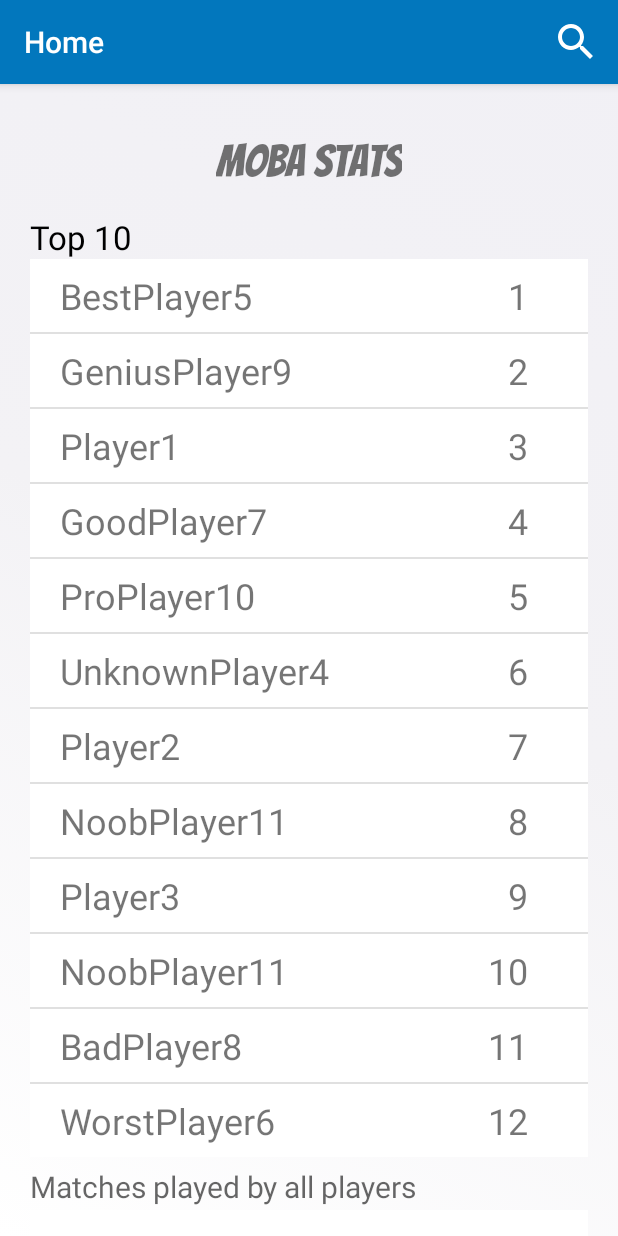
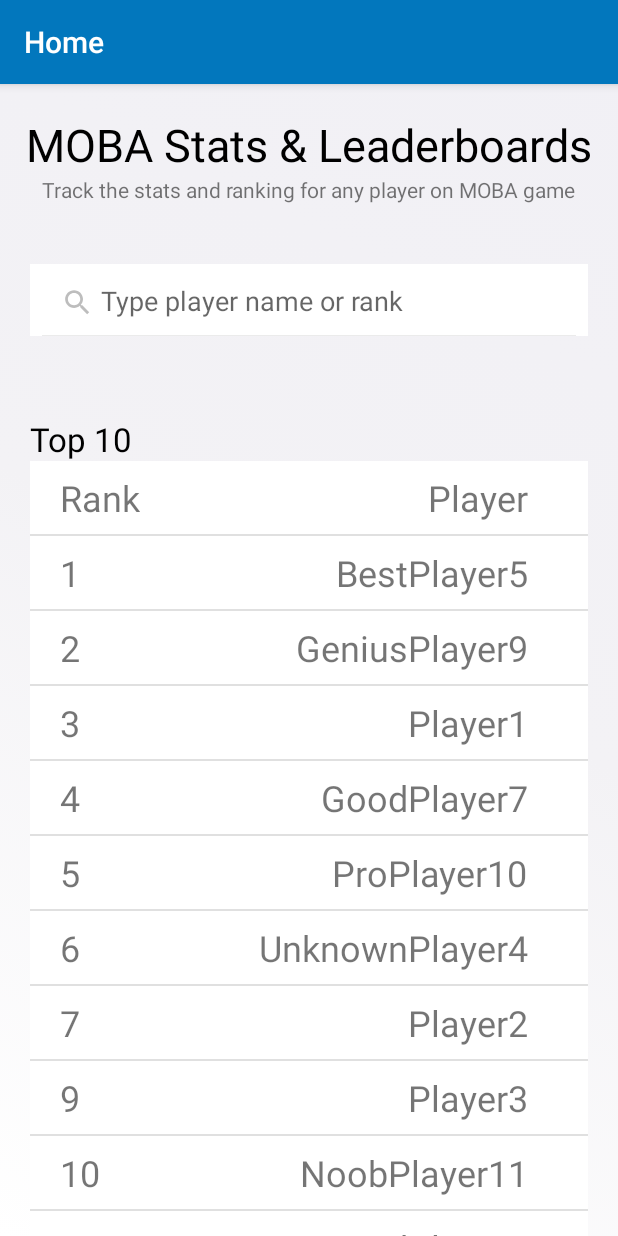
Before and after one commit to cam2332/StatsFromMOBA, an Android app: the screen it shows after launch (MainActivity), on a phone screen of 412 x 824 dp. Run offline under Robolectric (Android 15) with nearby library versions, the phone set to English and light mode, and no system bars; our stand-ins replace data binding; 2 statements that could not run were skipped.

Commit message:
Updated main layout

```diff
--- a/app/src/main/java/com/example/statsfrommoba/MainActivity.java
+++ b/app/src/main/java/com/example/statsfrommoba/MainActivity.java
@@ -4,16 +4,23 @@ import android.content.Intent;
 import android.support.v7.app.AppCompatActivity;
 import android.os.Bundle;
 import android.support.v7.widget.RecyclerView;
+import android.support.v7.widget.SearchView;
+import android.util.Log;
 import android.view.Menu;
 import android.view.MenuItem;
 import android.view.View;
 import android.support.v7.widget.Toolbar;
+import android.view.ViewGroup;
 import android.widget.AdapterView;
+import android.widget.LinearLayout;
 import android.widget.ListView;
+import android.widget.RelativeLayout;
+import android.widget.TextView;
 import android.widget.Toast;
 
 import java.util.ArrayList;
 import java.util.Collections;
+import java.util.List;
 
 public class MainActivity extends AppCompatActivity {
 
@@ -33,7 +40,7 @@ public class MainActivity extends AppCompatActivity {
 
         /*
             JDBC
-         */
+        */
         con = new Connect();
         if (con.getConnection() != null){
             Toast.makeText(MainActivity.this, "Connnected to DB", Toast.LENGTH_LONG).show();
@@ -43,25 +50,47 @@ public class MainActivity extends AppCompatActivity {
             Toast.makeText(MainActivity.this, "Not connnected to DB", Toast.LENGTH_LONG).show();
         }
 
+
         //recyclerView = (RecyclerView) findViewById(R.id.recycler_view);
 
         //LinearLayoutManager llm = new LinearLayoutManager(this);
         //recyclerView.setLayoutManager(llm);
 
-        arrayList.add(new StringPair("Player1","3"));
-        arrayList.add(new StringPair("Player2","7"));
-        arrayList.add(new StringPair("Player3","9"));
-        arrayList.add(new StringPair("UnknownPlayer4","6"));
-        arrayList.add(new StringPair("BestPlayer5","1"));
-        arrayList.add(new StringPair("WorstPlayer6","12"));
-        arrayList.add(new StringPair("GoodPlayer7", "4"));
-        arrayList.add(new StringPair("BadPlayer8", "11"));
-        arrayList.add(new StringPair("GeniusPlayer9", "2"));
-        arrayList.add(new StringPair("ProPlayer10", "5"));
-        arrayList.add(new StringPair("NoobPlayer11", "10"));
-        arrayList.add(new StringPair("NoobPlayer11", "8"));
 
-        Collections.sort(arrayList,StringPair.ValueComparator);
+        /*
+         SearchView
+         */
+        SearchView searchView = (SearchView) findViewById(R.id.main_search_view);
+        searchView.setActivated(true);
+        searchView.setQueryHint("Type player name or rank");
+        searchView.setIconified(false);
+        searchView.onActionViewExpanded();
+        searchView.clearFocus();
+        setSearchViewOnClickListener(searchView, new View.OnClickListener() {
+            @Override
+            public void onClick(View v) {
+                Toast.makeText(MainActivity.this, "Click", Toast.LENGTH_LONG).show();
+                Log.d("searchView test", "Click");
+                Intent searchScreen = new Intent(MainActivity.this,SearchPlayersActivity.class);
+                startActivityForResult(searchScreen,0);
+            }
+        });
+
+
+        arrayList.add(new StringPair("3","Player1"));
+        arrayList.add(new StringPair("7","Player2"));
+        arrayList.add(new StringPair("9","Player3"));
+        arrayList.add(new StringPair("6","UnknownPlayer4"));
+        arrayList.add(new StringPair("1","BestPlayer5"));
+        arrayList.add(new StringPair("12","WorstPlayer6"));
+        arrayList.add(new StringPair("4", "GoodPlayer7"));
+        arrayList.add(new StringPair("11", "BadPlayer8"));
+        arrayList.add(new StringPair("2", "GeniusPlayer9"));
+        arrayList.add(new StringPair("5", "ProPlayer10"));
+        arrayList.add(new StringPair("10", "NoobPlayer11"));
+
+        Collections.sort(arrayList,StringPair.KeyNumberComparator);
+        arrayList.add(0, new StringPair("Rank", "Player"));
 
         final ListView listView = (ListView) findViewById(R.id.main_list_view);
         adapter = new PlayerInfoSearchResultListAdapter(arrayList);
@@ -88,6 +117,7 @@ public class MainActivity extends AppCompatActivity {
     @Override
     public boolean onOptionsItemSelected(MenuItem item) {
         int id = item.getItemId();
+        /*
         if(id == R.id.action_search_name) {
             Toast.makeText(MainActivity.this, "Action Clicked", Toast.LENGTH_LONG).show();
 
@@ -95,7 +125,26 @@ public class MainActivity extends AppCompatActivity {
             startActivityForResult(searchScreen,0);
             return true;
         }
+        */
 
         return super.onOptionsItemSelected(item);
     }
+
+    public static void setSearchViewOnClickListener(View v, View.OnClickListener listener) {
+        if (v instanceof ViewGroup) {
+            ViewGroup group = (ViewGroup)v;
+            int count = group.getChildCount();
+            for ( int i = 0; i < count; i++) {
+                View child = group.getChildAt(i);
+                if (child instanceof LinearLayout || child instanceof RelativeLayout) {
+                    setSearchViewOnClickListener(child, listener);
+                }
+                if (child instanceof TextView) {
+                    TextView text = (TextView)child;
+                    text.setFocusable(false);
+                }
+                child.setOnClickListener(listener);
+            }
+        }
+    }
 }
--- a/app/src/main/java/com/example/statsfrommoba/SearchPlayersActivity.java
+++ b/app/src/main/java/com/example/statsfrommoba/SearchPlayersActivity.java
@@ -6,6 +6,7 @@ import android.support.v7.app.AppCompatActivity;
 import android.os.Bundle;
 import android.support.v7.widget.SearchView;
 import android.support.v7.widget.Toolbar;
+import android.util.Log;
 import android.view.MenuItem;
 import android.view.View;
 import android.widget.AdapterView;
@@ -66,12 +67,12 @@ public class SearchPlayersActivity extends AppCompatActivity {
             }
         });
 
-        SearchView searchView = (SearchView) findViewById(R.id.searchView);
+        SearchView searchView = (SearchView) findViewById(R.id.search_view);
         searchView.setActivated(true);
         searchView.setQueryHint("Type player name or rank");
         searchView.onActionViewExpanded();
         searchView.setIconified(false);
-        searchView.clearFocus();
+        //searchView.clearFocus();
         searchView.setOnQueryTextListener(new SearchView.OnQueryTextListener() {
             @Override
             public boolean onQueryTextSubmit(String s) {
@@ -84,6 +85,13 @@ public class SearchPlayersActivity extends AppCompatActivity {
                 return false;
             }
         });
+        searchView.setOnQueryTextFocusChangeListener(new View.OnFocusChangeListener() {
+            @Override
+            public void onFocusChange(View v, boolean hasFocus) {
+                Log.d("SearchView " , "Focus on searchview");
+            }
+        });
+
     }
 
     @Override
--- a/app/src/main/java/com/example/statsfrommoba/StringPair.java
+++ b/app/src/main/java/com/example/statsfrommoba/StringPair.java
@@ -25,7 +25,18 @@ public class StringPair implements Comparable {
         }
     };
 
-    public static Comparator<StringPair> ValueComparator = new Comparator<StringPair>() {
+    public static Comparator<StringPair> KeyNumberComparator = new Comparator<StringPair>() {
+        @Override
+        public int compare(StringPair o1, StringPair o2) {
+            String Key1 = o1.key.toUpperCase();
+            String Key2 = o2.key.toUpperCase();
+            Integer k1 = Integer.valueOf(Key1);
+            Integer k2 = Integer.valueOf(Key2);
+            return k1.compareTo(k2);
+        }
+    };
+
+    public static Comparator<StringPair> ValueNumberComparator = new Comparator<StringPair>() {
         @Override
         public int compare(StringPair o1, StringPair o2) {
             String Value1 = o1.value.toUpperCase();
--- a/app/src/main/res/layout/activity_main.xml
+++ b/app/src/main/res/layout/activity_main.xml
@@ -26,7 +26,6 @@
         app:titleTextColor="#ffffff"
         app:title="Home" />
 
-
     <TextView
         android:id="@+id/title"
         android:layout_width="wrap_content"
@@ -35,9 +34,27 @@
         android:layout_marginStart="8dp"
         android:layout_marginTop="20dp"
         android:layout_marginEnd="8dp"
-        android:fontFamily="@font/bangers"
-        android:text="MOBA stats"
+        android:text="MOBA Stats &amp; Leaderboards"
+        android:textColor="#000000"
         android:textSize="30sp" />
+
+    <TextView
+        android:id="@+id/textView4"
+        android:layout_width="wrap_content"
+        android:layout_height="wrap_content"
+        android:layout_gravity="center_horizontal"
+        android:layout_marginBottom="20dp"
+        android:text="Track the stats and ranking for any player on MOBA game" />
+
+    <android.support.v7.widget.SearchView
+        android:id="@+id/main_search_view"
+        android:layout_width="match_parent"
+        android:layout_height="wrap_content"
+        android:layout_marginStart="20dp"
+        android:layout_marginTop="20dp"
+        android:layout_marginEnd="20dp"
+        android:layout_marginBottom="40dp"
+        android:background="@color/colorBehindPlayerProfileBottom" />
 
     <!--
     <android.support.v7.widget.CardView
@@ -146,6 +163,7 @@
         android:paddingStart="10dp"
         android:paddingTop="20dp"
         android:paddingEnd="10dp"
+        android:visibility="invisible"
         app:cardElevation="0dp">
 
         <TextView
--- a/app/src/main/res/layout/activity_search_players.xml
+++ b/app/src/main/res/layout/activity_search_players.xml
@@ -21,7 +21,7 @@
         app:title="Search"/>
 
     <android.support.v7.widget.SearchView
-        android:id="@+id/searchView"
+        android:id="@+id/search_view"
         android:layout_width="match_parent"
         android:layout_height="wrap_content"
         android:layout_marginStart="8dp"
--- a/app/src/main/res/menu/menu_main.xml
+++ b/app/src/main/res/menu/menu_main.xml
@@ -2,10 +2,11 @@
     xmlns:app="http://schemas.android.com/apk/res-auto">
 
     <!-- "Mark Favorite", should appear as action button if possible -->
+    <!--
     <item
         android:id="@+id/action_search_name"
         android:icon="@drawable/ic_search_white_108dp"
         android:title="action_search_name"
         app:showAsAction="ifRoom"/>
-
+    -->
 </menu>
--- a/app/src/main/res/values/colors.xml
+++ b/app/src/main/res/values/colors.xml
@@ -4,6 +4,6 @@
     <color name="colorPrimaryDark">#00574B</color>
     <color name="colorAccent">#D81B60</color>
     <color name="colorBehindPlayerProfileTop">#319DE6</color>
-    <color name="colorBehindPlayerProfileBottom">#ffffff</color>
+    <color name="colorBehindPlayerProfileBottom">#FFFFFF</color>
     <color name="colorHexagonBorder">#ffffff</color>
 </resources>
```
